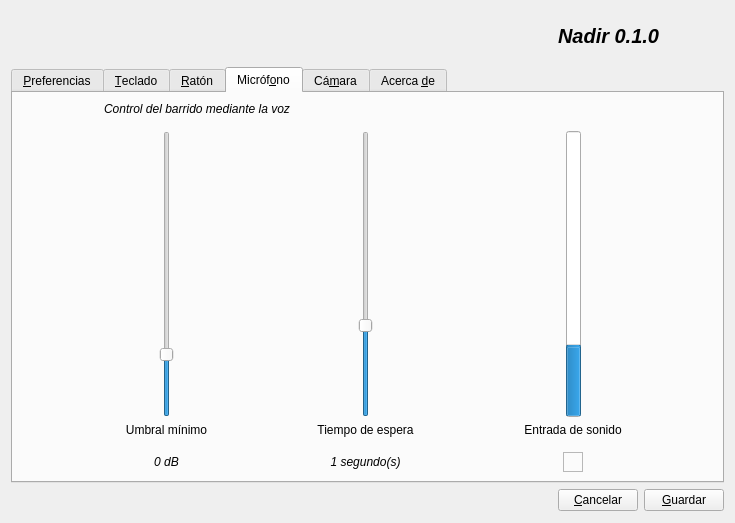
Before: the Qt Designer form confWidget.ui in rfernandezfranco/nadir, drawn with Qt 5.
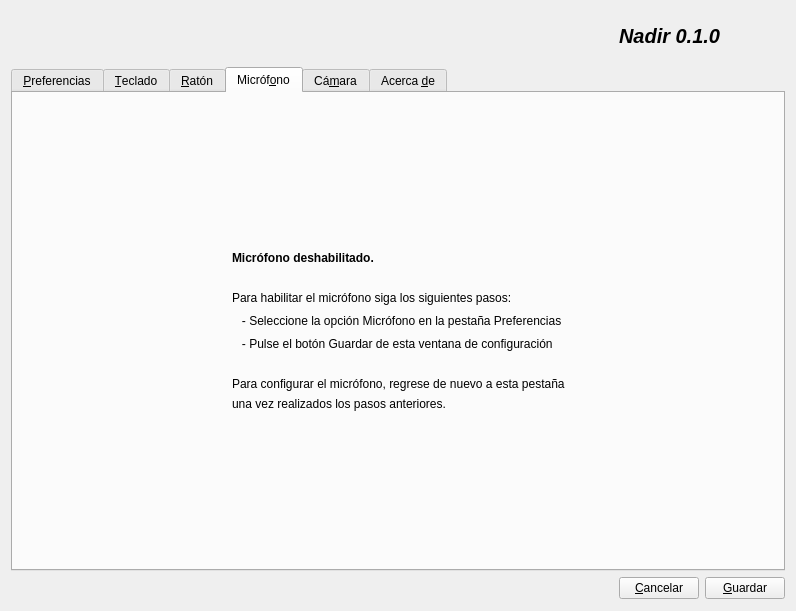
After: the same form once the commit is applied. The open tabs and pages were chosen to show the change. Icons and pictures are not drawn.

Commit message: Mic tab of confWidget checks whether microphone is enabled

```diff
--- a/confWidget.ui
+++ b/confWidget.ui
@@ -5,8 +5,8 @@
    <rect>
     <x>0</x>
     <y>0</y>
-    <width>735</width>
-    <height>523</height>
+    <width>796</width>
+    <height>611</height>
    </rect>
   </property>
   <property name="windowTitle" >
@@ -557,8 +557,139 @@
        <iconset resource="nadir.qrc" >
         <normaloff>:/images/images/audio-input-microphone.svg</normaloff>:/images/images/audio-input-microphone.svg</iconset>
       </attribute>
+      <layout class="QGridLayout" name="gridLayout_14" >
+       <item row="1" column="0" >
+        <widget class="QStackedWidget" name="micWidget" >
+         <property name="acceptDrops" >
+          <bool>true</bool>
+         </property>
+         <property name="autoFillBackground" >
+          <bool>false</bool>
+         </property>
+         <property name="currentIndex" >
+          <number>0</number>
+         </property>
+         <widget class="QWidget" name="page" >
+          <layout class="QGridLayout" name="gridLayout_15" >
+           <item row="0" column="1" >
+            <spacer name="verticalSpacer_3" >
+             <property name="orientation" >
+              <enum>Qt::Vertical</enum>
+             </property>
+             <property name="sizeHint" stdset="0" >
+              <size>
+               <width>216</width>
+               <height>100</height>
+              </size>
+             </property>
+            </spacer>
+           </item>
+           <item row="1" column="1" colspan="2" >
+            <widget class="QLabel" name="label_10" >
+             <property name="font" >
+              <font>
+               <weight>75</weight>
+               <bold>true</bold>
+              </font>
+             </property>
+             <property name="text" >
+              <string>Micrófono deshabilitado.</string>
+             </property>
+            </widget>
+           </item>
+           <item row="2" column="1" colspan="2" >
+            <widget class="QLabel" name="label_24" >
+             <property name="text" >
+              <string/>
+             </property>
+            </widget>
+           </item>
+           <item row="3" column="1" colspan="2" >
+            <widget class="QLabel" name="label_18" >
+             <property name="text" >
+              <string>Para habilitar el micrófono siga los siguientes pasos:</string>
+             </property>
+            </widget>
+           </item>
+           <item row="4" column="0" >
+            <spacer name="horizontalSpacer_15" >
+             <property name="orientation" >
+              <enum>Qt::Horizontal</enum>
+             </property>
+             <property name="sizeHint" stdset="0" >
+              <size>
+               <width>191</width>
+               <height>20</height>
+              </size>
+             </property>
+            </spacer>
+           </item>
+           <item row="4" column="1" colspan="2" >
+            <widget class="QLabel" name="label_19" >
+             <property name="text" >
+              <string>   - Seleccione la opción Micrófono en la pestaña Preferencias</string>
+             </property>
+            </widget>
+           </item>
+           <item row="4" column="3" >
+            <spacer name="horizontalSpacer_16" >
+             <property name="orientation" >
+              <enum>Qt::Horizontal</enum>
+             </property>
+             <property name="sizeHint" stdset="0" >
+              <size>
+               <width>190</width>
+               <height>20</height>
+              </size>
+             </property>
+            </spacer>
+           </item>
+           <item row="5" column="1" colspan="2" >
+            <widget class="QLabel" name="label_23" >
+             <property name="text" >
+              <string>   - Pulse el botón Guardar de esta ventana de configuración</string>
+             </property>
+            </widget>
+           </item>
+           <item row="9" column="2" >
+            <spacer name="verticalSpacer_6" >
+             <property name="orientation" >
+              <enum>Qt::Vertical</enum>
+             </property>
+             <property name="sizeHint" stdset="0" >
+              <size>
+               <width>111</width>
+               <height>99</height>
+              </size>
+             </property>
+            </spacer>
+           </item>
+           <item row="7" column="1" colspan="2" >
+            <widget class="QLabel" name="label_25" >
+             <property name="text" >
+              <string>Para configurar el micrófono, regrese de nuevo a esta pestaña</string>
+             </property>
+            </widget>
+           </item>
+           <item row="6" column="1" colspan="2" >
+            <widget class="QLabel" name="label_26" >
+             <property name="text" >
+              <string/>
+             </property>
+            </widget>
+           </item>
+           <item row="8" column="1" >
+            <widget class="QLabel" name="label_27" >
+             <property name="text" >
+              <string>una vez realizados los pasos anteriores.</string>
+             </property>
+            </widget>
+           </item>
+          </layout>
+         </widget>
+         <widget class="QWidget" name="page_2" >
       <layout class="QGridLayout" name="gridLayout_13" >
-       <item row="0" column="2" colspan="3" >
+           <item row="0" column="0" colspan="5" >
         <widget class="QLabel" name="label_4" >
          <property name="font" >
           <font>
@@ -572,7 +703,7 @@
          </property>
         </widget>
        </item>
-       <item row="1" column="0" >
+           <item rowspan="2" row="1" column="0" >
         <spacer name="verticalSpacer_5" >
          <property name="orientation" >
           <enum>Qt::Vertical</enum>
@@ -580,12 +711,12 @@
          <property name="sizeHint" stdset="0" >
           <size>
            <width>20</width>
-           <height>40</height>
+               <height>381</height>
           </size>
          </property>
         </spacer>
        </item>
-       <item row="1" column="1" >
+           <item rowspan="2" row="1" column="1" >
         <spacer name="horizontalSpacer_10" >
          <property name="orientation" >
           <enum>Qt::Horizontal</enum>
@@ -657,15 +788,15 @@
          <zorder>horizontalSpacer_6</zorder>
         </widget>
        </item>
-       <item row="1" column="3" >
+           <item rowspan="2" row="1" column="3" >
         <spacer name="horizontalSpacer_13" >
          <property name="orientation" >
           <enum>Qt::Horizontal</enum>
          </property>
          <property name="sizeHint" stdset="0" >
           <size>
-           <width>40</width>
-           <height>20</height>
+               <width>61</width>
+               <height>381</height>
           </size>
          </property>
         </spacer>
@@ -744,15 +875,15 @@
          <zorder>horizontalSpacer_6</zorder>
         </widget>
        </item>
-       <item row="1" column="5" >
+           <item rowspan="2" row="1" column="5" >
         <spacer name="horizontalSpacer_14" >
          <property name="orientation" >
           <enum>Qt::Horizontal</enum>
          </property>
          <property name="sizeHint" stdset="0" >
           <size>
-           <width>54</width>
-           <height>20</height>
+               <width>62</width>
+               <height>381</height>
           </size>
          </property>
         </spacer>
@@ -897,37 +1028,8 @@
          </property>
         </spacer>
        </item>
-       <item row="2" column="4" >
-        <widget class="QLabel" name="waitLabel" >
-         <property name="font" >
-          <font>
-           <italic>true</italic>
-          </font>
-         </property>
-         <property name="layoutDirection" >
-          <enum>Qt::LeftToRight</enum>
-         </property>
-         <property name="text" >
-          <string>1 segundo(s)</string>
-         </property>
-         <property name="alignment" >
-          <set>Qt::AlignCenter</set>
-         </property>
-        </widget>
-       </item>
-       <item row="2" column="2" >
-        <widget class="QLabel" name="audioLabel" >
-         <property name="font" >
-          <font>
-           <italic>true</italic>
-          </font>
-         </property>
-         <property name="text" >
-          <string>0 dB</string>
-         </property>
-         <property name="alignment" >
-          <set>Qt::AlignCenter</set>
-         </property>
+          </layout>
+         </widget>
         </widget>
        </item>
       </layout>
```
Left out of the diff: 111 changed lines with no effect on the pictures. Lines whose indentation alone changed are shown as unchanged. The commit also changes 1 other file.
